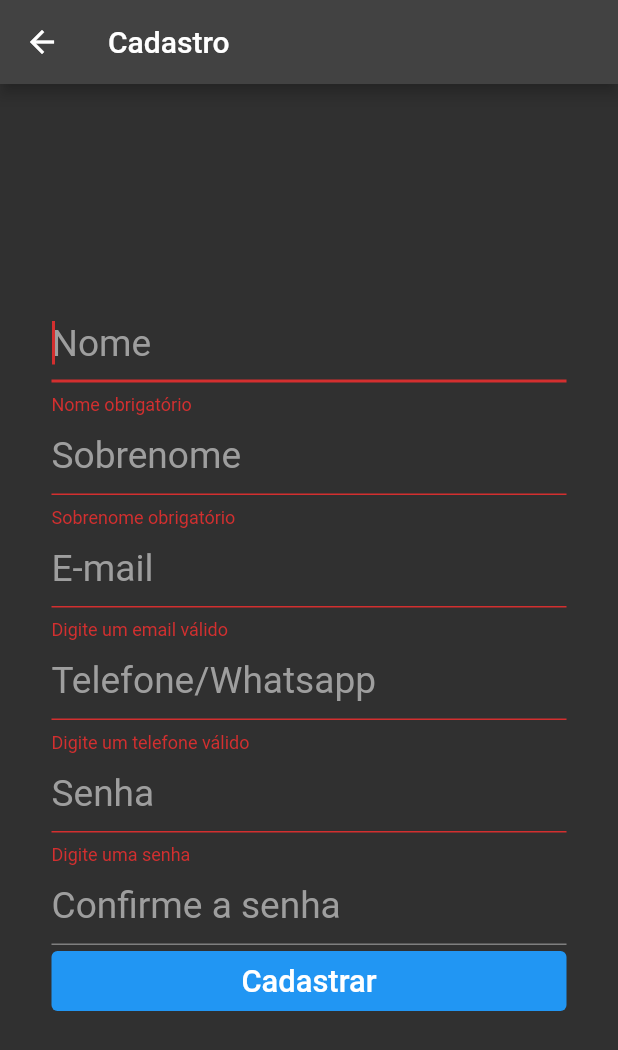
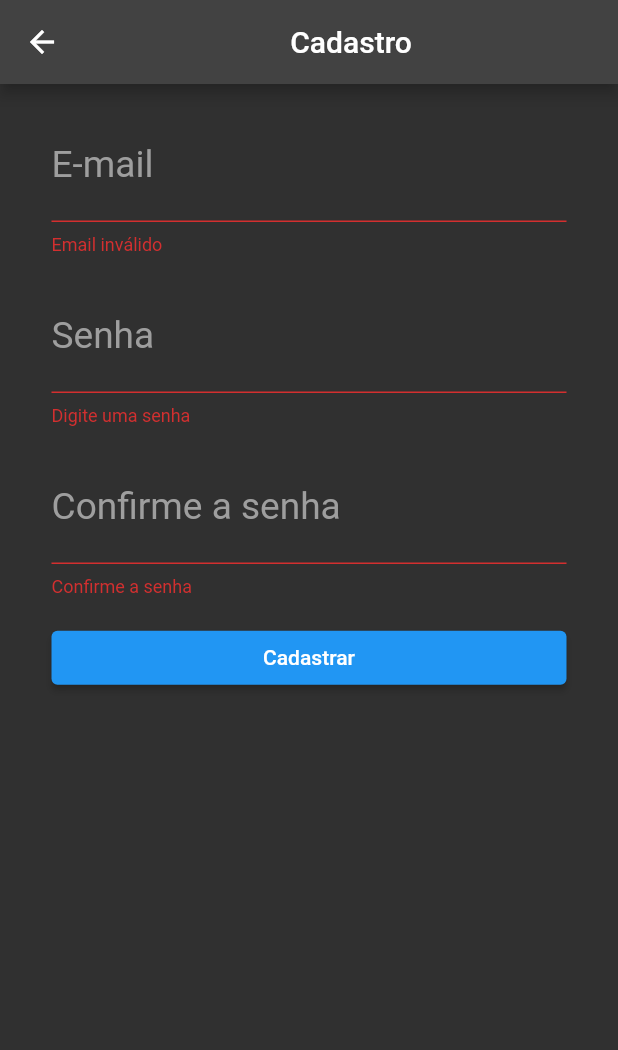
Before and after one commit to irenaldojs/busca_peca, a Flutter app: the RegisterPage screen opened by its route, after a tap on "Cadastrar", on a phone screen of 412 x 824 dp. Shown: the top 1050 px of the screen. Run offline on Flutter 3.47's test engine with Material 2 defaults, Android fonts, the phone set to English and light mode, and no system bars; our stand-ins replace firebase_auth, firebase_core, flutter_signin_button, get, mask_text_input_formatter; accounts and stored records are empty; network calls fail.

Commit message:
Create Home and Profile page, upgrade login and register pages

```diff
--- a/lib/app/app_bindings.dart
+++ b/lib/app/app_bindings.dart
@@ -1,19 +1,43 @@
-
+import 'package:busca_peca/app/pages/home/home_controller.dart';
 import 'package:busca_peca/app/pages/login/login_controller.dart';
+import 'package:busca_peca/app/pages/profile/profile_controller.dart';
 import 'package:busca_peca/app/pages/register/register_controller.dart';
+import 'package:busca_peca/app/services/auth_service.dart';
 import 'package:get/instance_manager.dart';
 
-class LoginBindings implements Bindings{
+class InitBindings implements Bindings {
+  @override
+  void dependencies() {
+    Get.put(AuthService(), permanent: true);
+  }
+}
+
+class LoginBindings implements Bindings {
   @override
   void dependencies() {
     Get.lazyPut(() => LoginController());
   }
 }
 
-class RegisterBindings implements Bindings{
+class RegisterBindings implements Bindings {
   @override
   void dependencies() {
     Get.lazyPut(() => RegisterController());
   }
+}
+
+class HomeBindings implements Bindings{
+  @override
+  void dependencies() {
+    Get.lazyPut(() => HomeController());
+  }
 
 }
+
+class ProfileBindings implements Bindings{
+  @override
+  void dependencies() {
+    Get.lazyPut(() => ProfileController());
+  }
+
+}
--- a/lib/app/models/user_model.dart
+++ b/lib/app/models/user_model.dart
@@ -6,7 +6,6 @@ class UserModel {
   String email;
   int phone;
   String password;
-
   UserModel({
     required this.fistName,
     required this.lastName,
@@ -14,7 +13,6 @@ class UserModel {
     required this.phone,
     required this.password,
   });
-
 
   UserModel copyWith({
     String? fistName,
--- /dev/null
+++ b/lib/app/pages/home/home_controller.dart
@@ -0,0 +1,7 @@
+
+import 'package:get/get.dart';
+
+class HomeController extends GetxController{
+
+
+}
--- /dev/null
+++ b/lib/app/pages/profile/profile_controller.dart
@@ -0,0 +1,3 @@
+import 'package:get/get.dart';
+
+class ProfileController extends GetxController {}
--- a/lib/app/pages/register/register_controller.dart
+++ b/lib/app/pages/register/register_controller.dart
@@ -1,14 +1,23 @@
 
+import 'package:busca_peca/app/services/auth_service.dart';
 import 'package:flutter/material.dart';
 import 'package:get/get.dart';
 
 class RegisterController extends GetxController{
   final formKey = GlobalKey<FormState>().obs;
-  final firstNameController = TextEditingController().obs;
-  final lastNameController = TextEditingController().obs;
   final emailController = TextEditingController().obs;
   final passwordController = TextEditingController().obs;
   final comparePasswordController = TextEditingController().obs;
-  final phoneController = TextEditingController().obs;
-  final phoneFormat = 0.obs;
+
+   AuthService auth = Get.find();
+
+  register() async {
+    try{
+      await auth.register(emailController.value.text, passwordController.value.text);
+      Get.offAllNamed('/');
+
+    }on AuthException catch (e){
+      Get.snackbar( 'Falha no cadastro', e.message);
+    }
+  }
 }
--- a/lib/app/pages/register/register_page.dart
+++ b/lib/app/pages/register/register_page.dart
@@ -13,11 +13,10 @@ class RegisterPage extends GetView<RegisterController> {
 
     return Scaffold(
       appBar: AppBar(
-        title: Text('Cadastro'),
+        title: const Center(child: Text('Cadastro')),
       ),
       body: Padding(
         padding: EdgeInsets.only(left: width / 12, right: width / 12),
-        child: Center(
         child: SingleChildScrollView(
           child: Column(
             crossAxisAlignment: CrossAxisAlignment.stretch,
@@ -26,25 +25,22 @@ class RegisterPage extends GetView<RegisterController> {
                   key: controller.formKey.value,
                   child: Column(
                     children: [
-                        textFormFieldFisrtName(
-                            height, controller.firstNameController.value),
-                        textFormFieldLastName(
-                            height, controller.lastNameController.value),
+                      SizedBox(height: height * 0.02),
                       textFormFieldEmail(
                           height, controller.emailController.value),
-                        textFormFieldPhone(
-                            height, controller.phoneController.value, controller),
+                      SizedBox(height: height * 0.02),
                       textFormFieldPassword(
                           height, controller.passwordController.value),
+                      SizedBox(height: height * 0.02),
                       textFormFieldComparePassword(
                           height,
                           controller.comparePasswordController.value,
                           controller.passwordController.value)
                     ],
                   )),
-                textButtomRegister(height, controller),
+              SizedBox(height: height * 0.02),
+              elevatedButtonRegister(Get.mediaQuery.size, controller),
             ],
-            ),
           ),
         ),
       ),
--- a/lib/app/pages/register/register_widgets.dart
+++ b/lib/app/pages/register/register_widgets.dart
@@ -1,6 +1,5 @@
 import 'dart:developer';
-
-import 'package:busca_peca/app/models/user_model.dart';
+import 'package:busca_peca/app/models/register_model.dart';
 import 'package:busca_peca/app/pages/register/register_controller.dart';
 import 'package:flutter/material.dart';
 import 'package:mask_text_input_formatter/mask_text_input_formatter.dart';
@@ -14,14 +13,13 @@ textStyleFormField(double height) {
 
 inputDecorationFormField(String text) {
   return InputDecoration(
-    hintText: text,
-    hintStyle: const TextStyle(color: Colors.grey),
+    labelText: text,
+    labelStyle: const TextStyle(color: Colors.grey),
   );
 }
 
 textFormFieldFisrtName(double height, TextEditingController editController) {
   return TextFormField(
-    autofocus: true,
     controller: editController,
     keyboardType: TextInputType.text,
     style: textStyleFormField(height),
@@ -39,7 +37,6 @@ textFormFieldFisrtName(double height, TextEditingController editController) {
 
 textFormFieldLastName(double height, TextEditingController editController) {
   return TextFormField(
-    autofocus: true,
     controller: editController,
     keyboardType: TextInputType.text,
     style: textStyleFormField(height),
@@ -57,7 +54,6 @@ textFormFieldLastName(double height, TextEditingController editController) {
 
 textFormFieldEmail(double height, TextEditingController editController) {
   return TextFormField(
-    autofocus: true,
     controller: editController,
     keyboardType: TextInputType.emailAddress,
     style: textStyleFormField(height),
@@ -65,18 +61,18 @@ textFormFieldEmail(double height, TextEditingController editController) {
     validator: (value) {
       if (value!.isEmpty ||
           !RegExp(r'[a-z0-9.-_]+@[a-z0-9.-_]+').hasMatch(value)) {
-        return 'Digite um email válido';
+        return 'Email inválido';
       } else {
         return null;
       }
     },
   );
 }
-
-textFormFieldPhone(double height, TextEditingController editController, RegisterController controller) {
+/*
+textFormFieldPhone(double height, TextEditingController editController,
+    RegisterController controller) {
   var mask = MaskTextInputFormatter(mask: '(##)# ####-####');
   return TextFormField(
-    autofocus: true,
     controller: editController,
     keyboardType: TextInputType.number,
     style: textStyleFormField(height),
@@ -87,7 +83,7 @@ textFormFieldPhone(double height, TextEditingController editController, Register
       final replaceValue = value?.replaceAll(regex, '').toString();
       if (value!.isEmpty ||
           !RegExp(r'^(\d){11}').hasMatch(replaceValue.toString())) {
-        return 'Digite um telefone válido';
+        return 'Telefone inválido';
       } else {
         controller.phoneFormat.value = int.parse(replaceValue!);
         return null;
@@ -95,15 +91,9 @@ textFormFieldPhone(double height, TextEditingController editController, Register
     },
   );
 }
-
-textFormFieldPassword(double height, TextEditingController editController) {
-  return TextFormField(
-    controller: editController,
-    keyboardType: TextInputType.text,
-    style: textStyleFormField(height),
-    decoration: inputDecorationFormField('Senha'),
-    obscureText: true,
-    validator: (value) {
+*/
+/* validação de senha forte
+validator: (value) {
       if (value!.isEmpty) {
         return 'Digite uma senha';
       } else if (!RegExp(r'^(?=.*\d)').hasMatch(value)) {
@@ -118,6 +108,21 @@ textFormFieldPassword(double height, TextEditingController editController) {
               r'^(?=.*\d)(?=.*[a-z])(?=.*[A-Z])(?=.*[$*&@#])[0-9a-zA-Z$*&@#]{8,}$')
           .hasMatch(value)) {
         return 'Deve ter ao menos 8 digitos';
+      }
+*/
+
+textFormFieldPassword(double height, TextEditingController editController) {
+  return TextFormField(
+    controller: editController,
+    keyboardType: TextInputType.text,
+    style: textStyleFormField(height),
+    decoration: inputDecorationFormField('Senha'),
+    obscureText: true,
+    validator: (value) {
+      if (value!.isEmpty) {
+        return 'Digite uma senha';
+      } else if (value.length < 6) {
+        return 'Deve ter ao menos 6 digitos';
       }
     },
   );
@@ -134,6 +139,9 @@ textFormFieldComparePassword(
     decoration: inputDecorationFormField('Confirme a senha'),
     obscureText: true,
     validator: (value) {
+      if (value!.isEmpty) {
+        return 'Confirme a senha';
+      }
       if (value != passwordEditController.text) {
         return 'Senha diferente';
       }
@@ -141,24 +149,17 @@ textFormFieldComparePassword(
   );
 }
 
-textButtomRegister(double height, RegisterController controller) {
-  return TextButton(
-    style: TextButton.styleFrom(backgroundColor: Colors.blue),
+elevatedButtonRegister(Size size, RegisterController controller) {
+  return ElevatedButton(
     onPressed: () {
       if (controller.formKey.value.currentState!.validate()) {
-        final user = UserModel(
-          fistName: controller.firstNameController.value.text,
-          lastName: controller.lastNameController.value.text,
+        final user = RegisterModel(
           email: controller.emailController.value.text,
-          phone: controller.phoneFormat.value,
           password: controller.passwordController.value.text,
         );
-        log(user.toString());
+        controller.register();
       }
     },
-    child: Text(
-      'Cadastrar',
-      style: TextStyle(color: Colors.white, fontSize: height * 0.025),
-    ),
+    child: const Text('Cadastrar'),
   );
 }
--- a/lib/main.dart
+++ b/lib/main.dart
@@ -1,6 +1,10 @@
 import 'package:busca_peca/app/app.dart';
 import 'package:flutter/material.dart';
+import 'package:firebase_core/firebase_core.dart';
 
-void main() {
+void main() async {
+  WidgetsFlutterBinding.ensureInitialized();
+  await Firebase.initializeApp();
+
   runApp(const App());
 }
--- a/pubspec.yaml
+++ b/pubspec.yaml
@@ -50,6 +50,10 @@ dev_dependencies:
   flutter_lints: ^1.0.0
   mask_text_input_formatter: ^2.1.0
   validatorless: ^1.2.1
+  cloud_firestore: ^3.1.8
+  firebase_auth: ^3.3.7
+  firebase_core: ^1.12.0
+
 
 # For information on the generic Dart part of this file, see the
 # following page: https://dart.dev/tools/pub/pubspec
```
Also changed, not shown: lib/app/app.dart (+19 -2 lines), lib/app/models/register_model.dart (added, +54 -0 lines), lib/app/pages/home/home_page.dart (added, +23 -0 lines), lib/app/pages/init/init_page.dart (added, +40 -0 lines), lib/app/pages/login/login_controller.dart (+16 -1 lines), lib/app/pages/login/login_page.dart (+6 -2 lines), lib/app/pages/login/login_widgets.dart (+14 -17 lines), lib/app/pages/profile/profile_page.dart (added, +26 -0 lines), lib/app/services/auth_service.dart (added, +61 -0 lines), pubspec.lock, 4 other files. Lines whose indentation alone changed are shown as unchanged.
